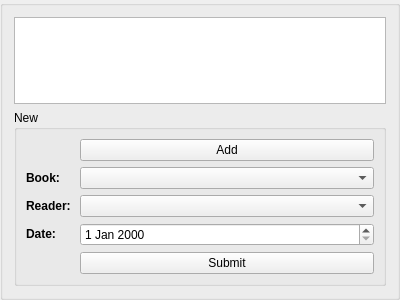
kupns-aka-kupa/kprpo_lr1, file issuewidget.ui: the form before one commit.
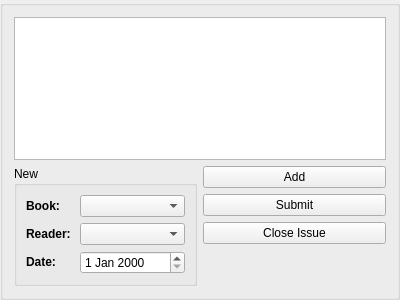
The form after the commit.

What changed in the file:
```diff
--- a/issuewidget.ui
+++ b/issuewidget.ui
@@ -67,22 +67,46 @@
         <item row="5" column="1">
          <widget class="QDateEdit" name="dateEdit"/>
         </item>
-        <item row="7" column="1">
-         <widget class="QPushButton" name="submitPushButton">
-          <property name="text">
-           <string>Submit</string>
-          </property>
-         </widget>
-        </item>
-        <item row="1" column="1">
+       </layout>
+      </widget>
+     </item>
+     <item>
+      <layout class="QVBoxLayout" name="buttonsVerticalLayout">
+       <item>
          <widget class="QPushButton" name="addPushButton">
           <property name="text">
            <string>Add</string>
           </property>
          </widget>
         </item>
-       </layout>
-      </widget>
+       <item>
+        <widget class="QPushButton" name="submitPushButton">
+         <property name="text">
+          <string>Submit</string>
+         </property>
+        </widget>
+       </item>
+       <item>
+        <widget class="QPushButton" name="closeIssuePushButton">
+         <property name="text">
+          <string>Close Issue</string>
+         </property>
+        </widget>
+       </item>
+       <item>
+        <spacer name="verticalSpacer">
+         <property name="orientation">
+          <enum>Qt::Vertical</enum>
+         </property>
+         <property name="sizeHint" stdset="0">
+          <size>
+           <width>20</width>
+           <height>40</height>
+          </size>
+         </property>
+        </spacer>
+       </item>
+      </layout>
      </item>
     </layout>
    </item>
```
Left out of the diff: 2 changed lines with no effect on the pictures. Lines whose indentation alone changed are shown as unchanged.
